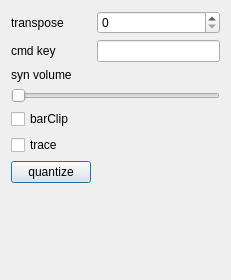
Qt form pcheetah/rc/dlgcfg.ui (Stephen-Hazel/PianoCheetah) before a commit.
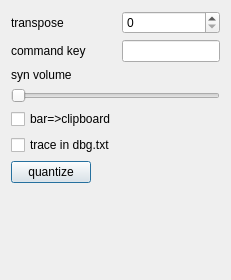
The same form after that commit.

```diff
--- a/pcheetah/rc/dlgcfg.ui
+++ b/pcheetah/rc/dlgcfg.ui
@@ -27,7 +27,7 @@
    <item row="1" column="0">
     <widget class="QLabel" name="lCmdKey">
      <property name="text">
-      <string>cmd key</string>
+      <string>command key</string>
      </property>
     </widget>
    </item>
@@ -37,14 +37,14 @@
    <item row="4" column="0">
     <widget class="QCheckBox" name="barCl">
      <property name="text">
-      <string>barClip</string>
+      <string>bar=&gt;clipboard</string>
      </property>
     </widget>
    </item>
    <item row="5" column="0">
     <widget class="QCheckBox" name="trc">
      <property name="text">
-      <string>trace</string>
+      <string>trace in dbg.txt</string>
      </property>
     </widget>
    </item>
```
